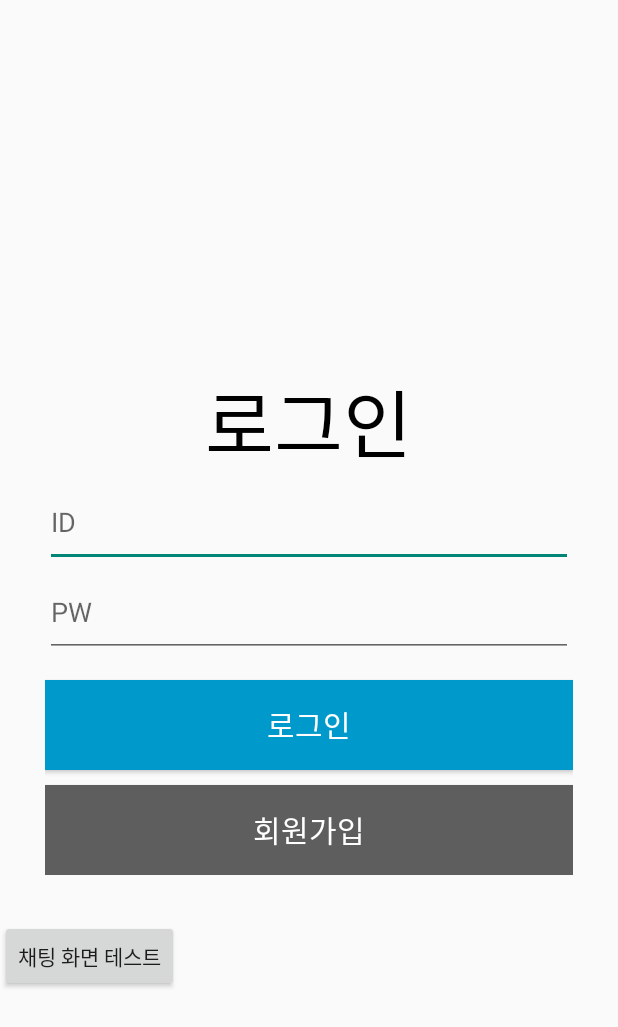
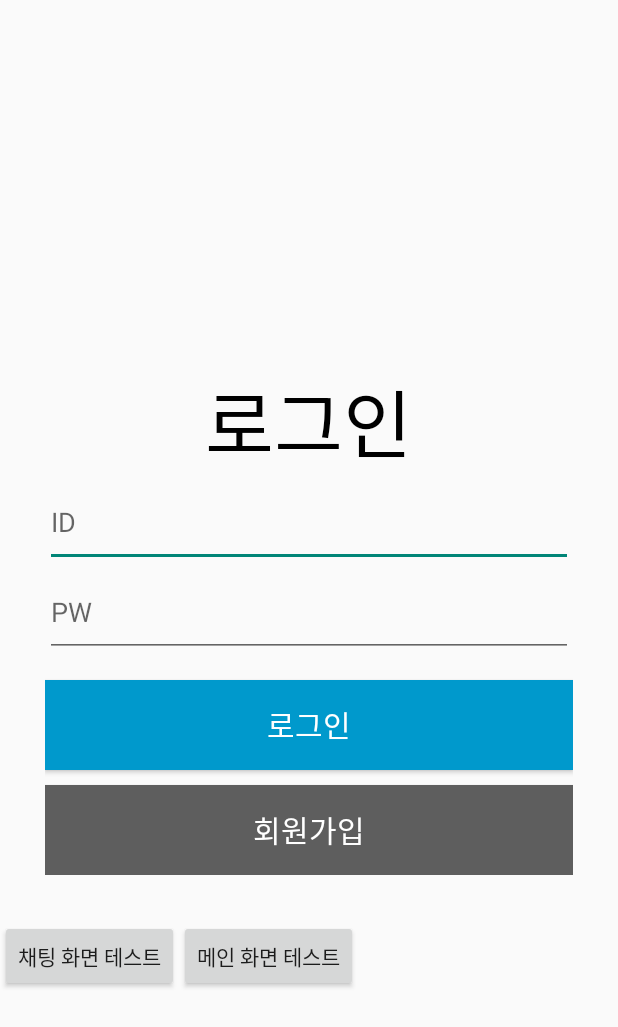
Before and after one commit to Kwak04/Lets-Chat, an Android app: the screen it shows after launch (LoginActivity), on a phone screen of 412 x 824 dp. Shown: the top 1027 px of the screen. Run offline under Robolectric (Android 15) with nearby library versions, the phone set to English and light mode, and no system bars.

Commit message:
fix: user_photo rounded, go_to_main button added

```diff
--- a/app/src/main/java/com/example/soenapp/LoginActivity.java
+++ b/app/src/main/java/com/example/soenapp/LoginActivity.java
@@ -101,6 +101,15 @@ public class LoginActivity extends AppCompatActivity {
             }
         });
 
+        //메인 화면 테스트 (임시)
+        findViewById(R.id.go_to_main).setOnClickListener(new View.OnClickListener() {
+            @Override
+            public void onClick(View v) {
+                final Intent main_intent = new Intent(getApplicationContext(), MainActivity.class);
+                startActivity(main_intent);
+            }
+        });
+
         final Intent intent = new Intent(getApplicationContext(), RegisterActivity.class);
         register.setOnClickListener(new View.OnClickListener() {
             @Override
--- a/app/src/main/res/layout/activity_login.xml
+++ b/app/src/main/res/layout/activity_login.xml
@@ -73,11 +73,24 @@
 
         </LinearLayout>
 
-        <Button
+        <LinearLayout
             android:layout_width="wrap_content"
             android:layout_height="wrap_content"
-            android:text="채팅 화면 테스트"
-            android:id="@+id/gotochat"/>
+            android:orientation="horizontal">
+
+            <Button
+                android:layout_width="wrap_content"
+                android:layout_height="wrap_content"
+                android:text="채팅 화면 테스트"
+                android:id="@+id/gotochat"/>
+
+            <Button
+                android:layout_width="wrap_content"
+                android:layout_height="wrap_content"
+                android:text="메인 화면 테스트"
+                android:id="@+id/go_to_main"/>
+
+        </LinearLayout>
 
     </LinearLayout>
 
```
Also changed, not shown: app/src/main/java/com/example/soenapp/MainActivity.java (+11 -0 lines).
